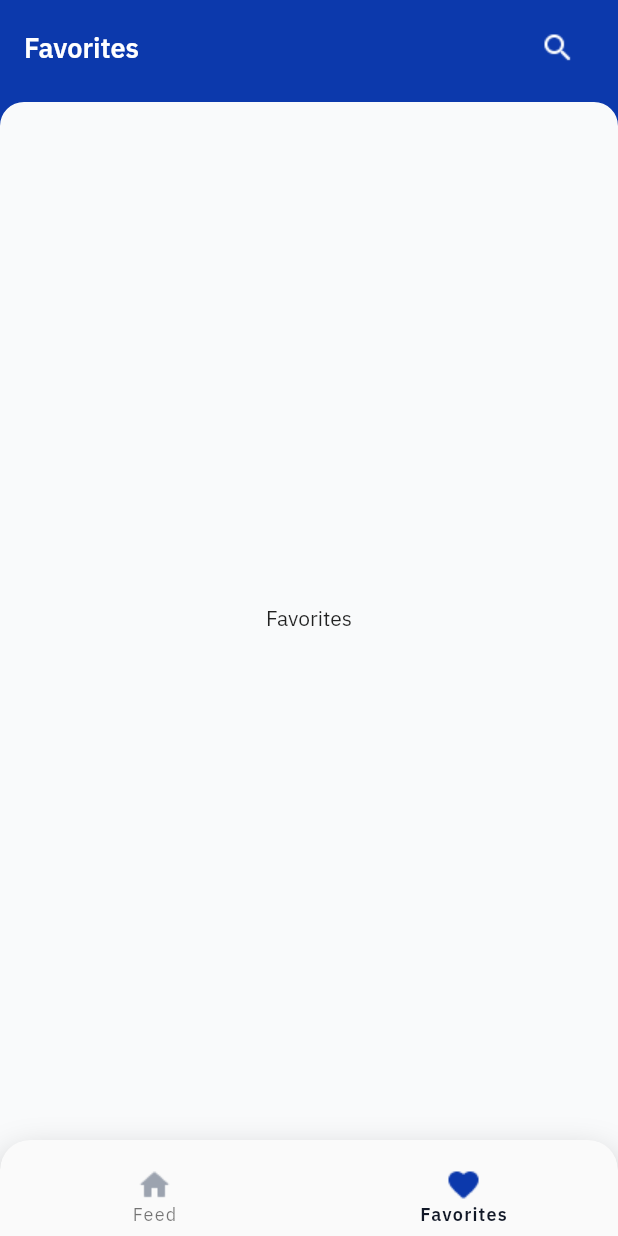
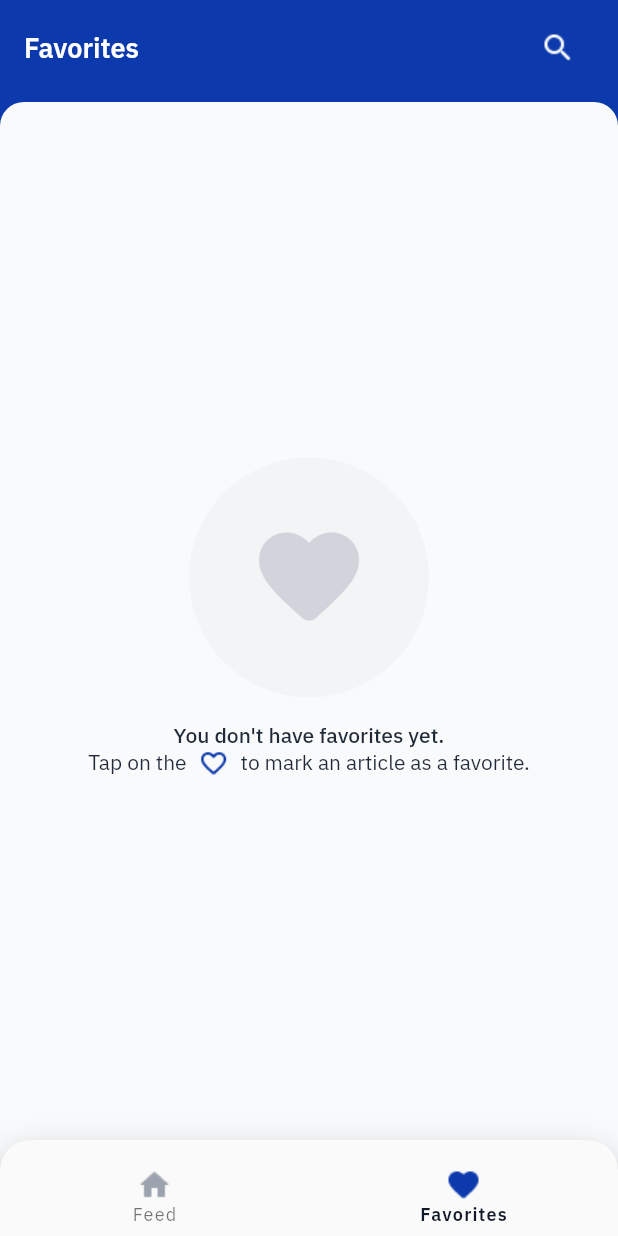
Before and after one commit to julianapinheiro/docnews, a Flutter app: the screen it shows after launch, item 2 of the bottom bar chosen, on a phone screen of 412 x 824 dp. Run offline on Flutter 3.47's test engine with Material 2 defaults, Android fonts, the phone set to English and light mode, and no system bars.

Commit message:
Add empty list view

```diff
--- a/lib/screens/home/favorites/favorites_tab.dart
+++ b/lib/screens/home/favorites/favorites_tab.dart
@@ -1,5 +1,7 @@
 import 'package:docnews/widgets/app_search_bar.dart';
+import 'package:docnews/widgets/empty_list_view.dart';
 import 'package:flutter/material.dart';
+import 'package:flutter/rendering.dart';
 
 import '../../../utils/colors.dart';
 
@@ -34,9 +36,61 @@ class _FavoritesTabState extends State<FavoritesTab> {
           title: 'Favorites',
           textController: _textController,
           onCancelSearch: _onCancelSearch,
-          child: Center(child: Text('Favorites')),
+          child: getEmptyView(),
         ),
       ),
     );
   }
+
+  Widget getEmptyView() {
+    return EmptyListView(
+      image: Image.asset(
+        'assets/icons/ic_favorite_80.png',
+        color: FeedColors.gray300,
+        width: 80,
+        height: 80,
+      ),
+      children: [
+        Text(
+          'You don\'t have favorites yet.',
+          style: TextStyle(
+            fontSize: 14,
+            fontWeight: FontWeight.w500,
+            color: FeedColors.gray800,
+          ),
+        ),
+        Wrap(
+          direction: Axis.horizontal,
+          alignment: WrapAlignment.center,
+          children: [
+            Text(
+              'Tap on the',
+              style: TextStyle(
+                fontSize: 14,
+                fontWeight: FontWeight.w400,
+                color: FeedColors.gray800,
+              ),
+            ),
+            Padding(
+              padding: const EdgeInsets.symmetric(horizontal: 8.0),
+              child: Image.asset(
+                'assets/icons/ic_favorite_outline.png',
+                color: FeedColors.indigo,
+                width: 20,
+                height: 20,
+              ),
+            ),
+            Text(
+              'to mark an article as a favorite.',
+              style: TextStyle(
+                fontSize: 14,
+                fontWeight: FontWeight.w400,
+                color: FeedColors.gray800,
+              ),
+            ),
+          ],
+        ),
+      ],
+    );
+  }
 }
--- a/lib/screens/home/feed/feed_tab.dart
+++ b/lib/screens/home/feed/feed_tab.dart
@@ -1,6 +1,7 @@
 import 'package:docnews/models/article.dart';
 import 'package:docnews/widgets/app_search_bar.dart';
 import 'package:docnews/widgets/article_item.dart';
+import 'package:docnews/widgets/empty_list_view.dart';
 import 'package:flutter/material.dart';
 
 import '../../../utils/colors.dart';
@@ -18,7 +19,7 @@ class _FeedTabState extends State<FeedTab> {
   void initState() {
     super.initState();
     _textController.addListener(_onSearchTextChanged);
-    articles = MockedArticles.articles;
+    // articles = MockedArticles.articles;
   }
 
   void _onSearchTextChanged() {
@@ -38,7 +39,9 @@ class _FeedTabState extends State<FeedTab> {
           title: 'Feed',
           textController: _textController,
           onCancelSearch: _onCancelSearch,
-          child: ListView.builder(
+          child: (articles.isEmpty)
+              ? getEmptyView()
+              : ListView.builder(
                   itemCount: articles.length + 1,
                   itemBuilder: (BuildContext context, int index) {
                     if (index == 0) {
@@ -65,6 +68,27 @@ class _FeedTabState extends State<FeedTab> {
           color: FeedColors.gray800,
         ),
       ),
+    );
+  }
+
+  Widget getEmptyView() {
+    return EmptyListView(
+      image: Image.asset(
+        'assets/icons/ic_news_80.png',
+        color: FeedColors.gray300,
+        width: 80,
+        height: 80,
+      ),
+      children: [
+        Text(
+          'There are no news yet.',
+          style: TextStyle(
+            fontSize: 14,
+            fontWeight: FontWeight.w500,
+            color: FeedColors.gray800,
+          ),
+        )
+      ],
     );
   }
 }
--- a/lib/utils/colors.dart
+++ b/lib/utils/colors.dart
@@ -4,6 +4,8 @@ abstract class FeedColors {
   static const indigo = Color(0xFF0C39AC);
 
   static const gray50 = Color(0xFFF9FAFB);
+  static const gray100 = Color(0xFFF3F4F6);
+  static const gray300 = Color(0xFFD1D5DB);
   static const gray400 = Color(0xFF9CA3AF);
   static const gray500 = Color(0xFF6B7280);
   static const gray700 = Color(0xFF374151);
--- /dev/null
+++ b/lib/widgets/empty_list_view.dart
@@ -0,0 +1,40 @@
+import 'package:docnews/utils/colors.dart';
+import 'package:flutter/material.dart';
+
+import '../utils/colors.dart';
+
+class EmptyListView extends StatelessWidget {
+  final Image image;
+  final List<Widget> children;
+
+  const EmptyListView({
+    Key? key,
+    required this.image,
+    required this.children,
+  }) : super(key: key);
+
+  @override
+  Widget build(BuildContext context) {
+    return Padding(
+      padding: const EdgeInsets.all(16.0),
+      child: Column(
+        mainAxisAlignment: MainAxisAlignment.center,
+        children: [
+              Container(
+                height: 160,
+                width: 160,
+                decoration: BoxDecoration(
+                  color: FeedColors.gray100,
+                  borderRadius: BorderRadius.circular(80.0),
+                ),
+                child: image,
+              ),
+              SizedBox(
+                height: 16.0,
+              ),
+            ] +
+            children,
+      ),
+    );
+  }
+}
```
Also changed, not shown: assets/icons/2.0x/ic_favorite_80.png (added), assets/icons/2.0x/ic_news.png (added), assets/icons/2.0x/ic_news_80.png (added), assets/icons/2.0x/ic_search_80.png (added), assets/icons/3.0x/ic_favorite_80.png (added), assets/icons/3.0x/ic_news.png (added), assets/icons/3.0x/ic_news_80.png (added), assets/icons/3.0x/ic_search_80.png (added), assets/icons/ic_favorite_80.png (added), assets/icons/ic_news.png (added), assets/icons/ic_news_80.png (added), assets/icons/ic_search_80.png (added). Lines whose indentation alone changed are shown as unchanged.
